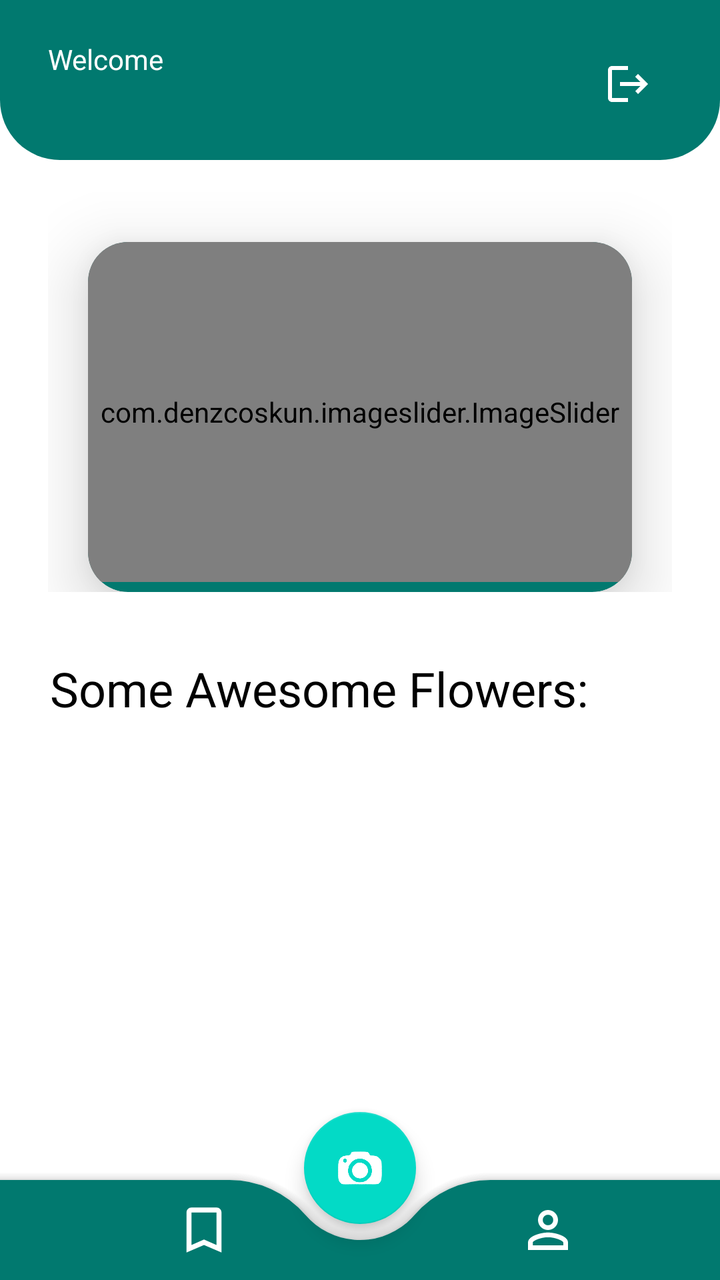
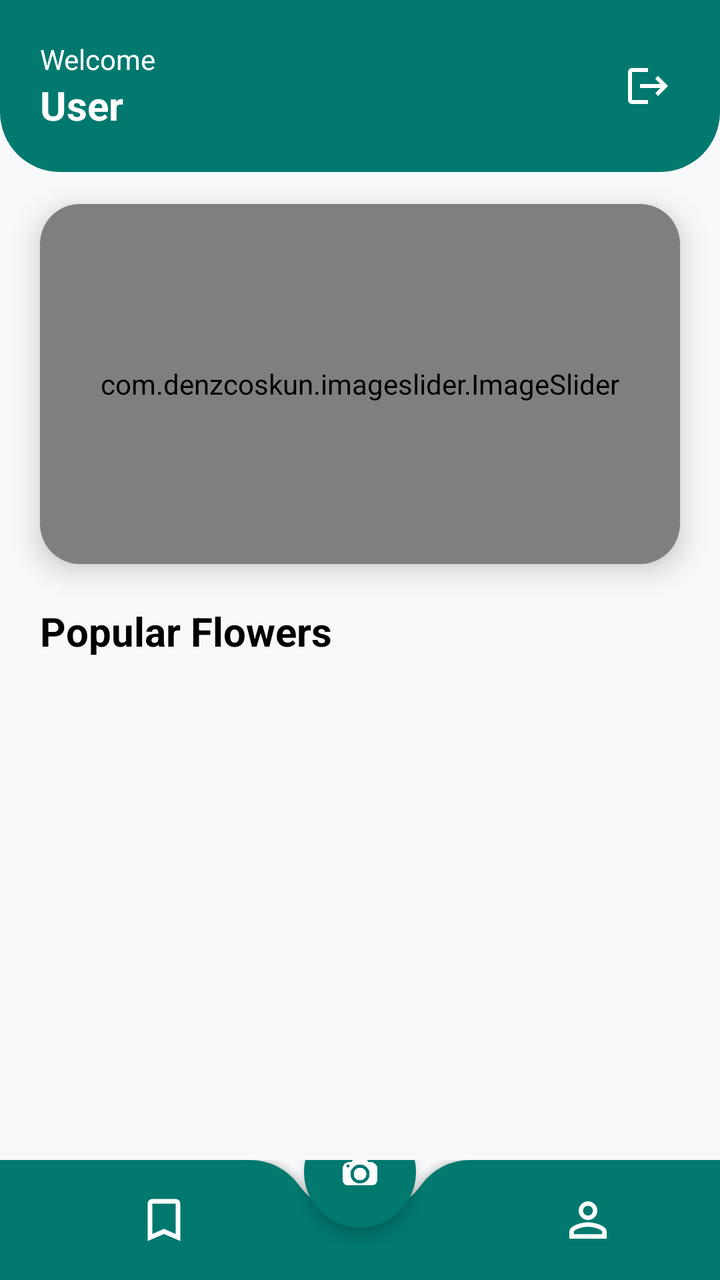

Two renders of the same Android screen: before a commit and after it. Below are the layout's source before the change and the commit's diff.
<!-- AndroidManifest.xml: application theme Theme.MaterialComponents.Light.NoActionBar -->
<!-- res/layout/activity_main.xml -->
<androidx.constraintlayout.widget.ConstraintLayout xmlns:android="http://schemas.android.com/apk/res/android"
    xmlns:app="http://schemas.android.com/apk/res-auto"
    xmlns:tools="http://schemas.android.com/tools"
    android:layout_width="match_parent"
    android:layout_height="match_parent"
    tools:context=".MainActivity">

    <LinearLayout
        android:layout_width="match_parent"
        android:layout_height="wrap_content"
        android:orientation="vertical"
        android:paddingBottom="30sp"
        android:id="@+id/ln1"
        tools:ignore="MissingConstraints">

        <LinearLayout
            android:layout_width="match_parent"
            android:layout_height="80sp"
            android:background="@drawable/top_background2"
            android:orientation="vertical">

            <androidx.constraintlayout.widget.ConstraintLayout
                android:layout_width="match_parent"
                android:layout_height="wrap_content"
                android:layout_marginStart="24sp"
                android:layout_marginTop="20sp"
                android:layout_marginEnd="24sp">

                <TextView
                    android:id="@+id/textView"
                    android:layout_width="wrap_content"
                    android:layout_height="wrap_content"
                    android:text="Welcome"
                    android:textColor="@color/white"
                    app:layout_constraintStart_toStartOf="parent"
                    app:layout_constraintTop_toTopOf="parent" />

                <TextView
                    android:id="@+id/textView2"
                    android:layout_width="wrap_content"
                    android:layout_height="wrap_content"
                    android:text=""
                    android:textSize="18sp"
                    android:textColor="@color/white"
                    android:textStyle="bold"
                    app:layout_constraintStart_toStartOf="@+id/textView"
                    app:layout_constraintTop_toBottomOf="@+id/textView" />

                <ImageView
                    android:id="@+id/logout"
                    android:layout_width="wrap_content"
                    android:layout_height="wrap_content"
                    android:layout_marginTop="10sp"
                    android:layout_marginEnd="10sp"
                    android:src="@drawable/baseline_logout_24"
                    app:layout_constraintEnd_toEndOf="parent"
                    app:layout_constraintTop_toTopOf="parent"
                    app:tint="@color/white" />

            </androidx.constraintlayout.widget.ConstraintLayout>

        </LinearLayout>

        <RelativeLayout
            android:layout_width="match_parent"
            android:layout_height="200sp"
            android:layout_marginStart="24sp"
            android:layout_marginTop="16sp"
            android:layout_marginEnd="24sp"
            android:layout_marginBottom="16sp">

            <androidx.cardview.widget.CardView
                android:layout_width="match_parent"
                android:layout_height="300dp"
                app:cardBackgroundColor="@color/btn"
                android:layout_marginTop="25dp"
                android:layout_marginEnd="20dp"
                android:layout_marginStart="20dp"
                app:cardElevation="20dp"
                app:cardCornerRadius="20dp">

                <com.denzcoskun.imageslider.ImageSlider
                    android:id="@+id/image_slider"
                    android:layout_width="match_parent"
                    android:layout_height="170dp"
                    app:iss_auto_cycle="true"
                    app:iss_corner_radius="20"
                    app:iss_delay="1000"
                    app:iss_period="1000"
                    app:iss_text_align="CENTER" />
            </androidx.cardview.widget.CardView>


        </RelativeLayout>
        <TextView
            android:id="@+id/textView4"
            android:layout_width="match_parent"
            android:layout_height="wrap_content"
            android:layout_marginStart="25dp"
            android:layout_marginTop="16dp"
            android:layout_marginEnd="25dp"
            android:text="Some Awesome Flowers: "
            android:textColor="@color/black"
            android:textSize="24sp" />

        <TextView
            android:id="@+id/nameoutput"
            android:layout_width="match_parent"
            android:layout_height="wrap_content"/>

    </LinearLayout>

    <RelativeLayout
        android:layout_width="match_parent"
        android:layout_height="match_parent"
        tools:layout_editor_absoluteX="45dp"
        tools:layout_editor_absoluteY="0dp">

        <androidx.recyclerview.widget.RecyclerView
            android:id="@+id/recyclerView"
            android:layout_width="match_parent"
            android:layout_height="323dp"
            android:layout_marginTop="500dp"
            android:layout_marginBottom="100dp"
            android:scrollbars="horizontal" />

    </RelativeLayout>

    <androidx.coordinatorlayout.widget.CoordinatorLayout
        android:layout_width="match_parent"
        android:layout_height="110sp"
        app:layout_constraintBottom_toBottomOf="parent"
        app:layout_constraintEnd_toEndOf="parent"
        app:layout_constraintStart_toStartOf="parent">

        <com.google.android.material.bottomappbar.BottomAppBar
            android:id="@+id/appBar"
            android:layout_width="match_parent"
            android:layout_height="50sp"
            android:layout_gravity="bottom"
            android:layout_marginTop="50dp"
            android:background="@drawable/edittext_background"
            android:padding="4sp"

            app:fabCradleMargin="8sp"
            app:fabCradleRoundedCornerRadius="50sp"
            app:fabCradleVerticalOffset="6sp"
            android:backgroundTint="@color/btn">

            <LinearLayout
                android:layout_width="match_parent"
                android:layout_height="wrap_content">



                <LinearLayout
                    android:layout_width="0sp"
                    android:layout_height="match_parent"
                    android:layout_weight="0.2"
                    android:orientation="vertical"
                    android:id="@+id/wishlistBtn">

                    <ImageView
                        android:id="@+id/imageView62"
                        android:layout_width="30sp"
                        android:layout_height="30sp"
                        android:layout_gravity="center"
                        android:src="@drawable/baseline_bookmark_border_24"
                        app:tint="@color/white" />

                </LinearLayout>



                <LinearLayout
                    android:layout_width="0sp"
                    android:layout_height="match_parent"
                    android:layout_weight="0.2"
                    android:orientation="vertical"
                    android:id="@+id/profileBtn">

                    <ImageView
                        android:id="@+id/imageView6"
                        android:layout_width="30sp"
                        android:layout_height="30sp"
                        android:layout_gravity="center"
                        android:src="@drawable/baseline_person_outline_24"
                        app:tint="@color/white" />

                </LinearLayout>
            </LinearLayout>
        </com.google.android.material.bottomappbar.BottomAppBar>

        <com.google.android.material.floatingactionbutton.FloatingActionButton
            android:layout_width="wrap_content"
            android:layout_height="wrap_content"
            android:id="@+id/cameraBtn"
            android:src="@drawable/camera1"
            app:layout_anchor="@id/appBar"
            app:maxImageSize="30sp"
            app:tint="@color/white"/>
    </androidx.coordinatorlayout.widget.CoordinatorLayout>
</androidx.constraintlayout.widget.ConstraintLayout>
<!-- resources referenced by this layout -->
<resources>
  <color name="black">#FF000000</color>
  <color name="btn">#01796F</color>
  <color name="white">#FFFFFFFF</color>
  <!-- drawable baseline_bookmark_border_24 (drawable) -->
  <vector android:height="24dp" android:tint="#000000"
      android:viewportHeight="24" android:viewportWidth="24"
      android:width="24dp" xmlns:android="http://schemas.android.com/apk/res/android">
      <path android:fillColor="@android:color/white" android:pathData="M17,3L7,3c-1.1,0 -1.99,0.9 -1.99,2L5,21l7,-3 7,3L19,5c0,-1.1 -0.9,-2 -2,-2zM17,18l-5,-2.18L7,18L7,5h10v13z"/>
  </vector>
  <!-- drawable baseline_logout_24 (drawable) -->
  <vector android:autoMirrored="true" android:height="24dp"
      android:tint="#000000" android:viewportHeight="24"
      android:viewportWidth="24" android:width="24dp" xmlns:android="http://schemas.android.com/apk/res/android">
      <path android:fillColor="@android:color/white" android:pathData="M17,7l-1.41,1.41L18.17,11H8v2h10.17l-2.58,2.58L17,17l5,-5zM4,5h8V3H4c-1.1,0 -2,0.9 -2,2v14c0,1.1 0.9,2 2,2h8v-2H4V5z"/>
  </vector>
  <!-- drawable baseline_person_outline_24 (drawable) -->
  <vector android:height="24dp" android:tint="#000000"
      android:viewportHeight="24" android:viewportWidth="24"
      android:width="24dp" xmlns:android="http://schemas.android.com/apk/res/android">
      <path android:fillColor="@android:color/white" android:pathData="M12,5.9c1.16,0 2.1,0.94 2.1,2.1s-0.94,2.1 -2.1,2.1S9.9,9.16 9.9,8s0.94,-2.1 2.1,-2.1m0,9c2.97,0 6.1,1.46 6.1,2.1v1.1L5.9,18.1L5.9,17c0,-0.64 3.13,-2.1 6.1,-2.1M12,4C9.79,4 8,5.79 8,8s1.79,4 4,4 4,-1.79 4,-4 -1.79,-4 -4,-4zM12,13c-2.67,0 -8,1.34 -8,4v3h16v-3c0,-2.66 -5.33,-4 -8,-4z"/>
  </vector>
  <!-- drawable camera1: png bitmap (drawable, 54307 bytes) -->
  <!-- drawable edittext_background (drawable) -->
  <?xml version="1.0" encoding="utf-8"?>
  <selector xmlns:android="http://schemas.android.com/apk/res/android">
  <item>
      <shape android:shape="rectangle">
          <corners android:radius="10dp"/>
          <solid android:color="@color/white"/>
      </shape>
  </item>
  </selector>
  <!-- drawable top_background2 (drawable) -->
  <?xml version="1.0" encoding="utf-8"?>
  <selector xmlns:android="http://schemas.android.com/apk/res/android">
  <item>
      <shape android:shape="rectangle">
          <solid android:color="@color/btn"/>
          <corners android:bottomLeftRadius="30dp"
              android:bottomRightRadius="30dp"/>
      </shape>
  </item>
  </selector>
</resources>

<!-- the commit's change to res/layout/activity_main.xml (unified diff, before → after) -->
@@ -3,201 +3,168 @@
     xmlns:tools="http://schemas.android.com/tools"
     android:layout_width="match_parent"
     android:layout_height="match_parent"
+    android:background="#F8F9FA"
     tools:context=".MainActivity">
 
     <LinearLayout
+        android:id="@+id/headerLayout"
         android:layout_width="match_parent"
         android:layout_height="wrap_content"
+        android:background="@drawable/top_background2"
         android:orientation="vertical"
-        android:paddingBottom="30sp"
-        android:id="@+id/ln1"
-        tools:ignore="MissingConstraints">
+        android:padding="20dp"
+        app:layout_constraintTop_toTopOf="parent">
 
-        <LinearLayout
+        <androidx.constraintlayout.widget.ConstraintLayout
             android:layout_width="match_parent"
-            android:layout_height="80sp"
-            android:background="@drawable/top_background2"
-            android:orientation="vertical">
+            android:layout_height="wrap_content">
 
-            <androidx.constraintlayout.widget.ConstraintLayout
-                android:layout_width="match_parent"
+            <TextView
+                android:id="@+id/textView"
+                android:layout_width="wrap_content"
                 android:layout_height="wrap_content"
-                android:layout_marginStart="24sp"
-                android:layout_marginTop="20sp"
-                android:layout_marginEnd="24sp">
+                android:text="Welcome"
+                android:textColor="@color/white"
+                android:textSize="14sp"
+                app:layout_constraintStart_toStartOf="parent"
+                app:layout_constraintTop_toTopOf="parent" />
 
-                <TextView
-                    android:id="@+id/textView"
-                    android:layout_width="wrap_content"
-                    android:layout_height="wrap_content"
-                    android:text="Welcome"
-                    android:textColor="@color/white"
-                    app:layout_constraintStart_toStartOf="parent"
-                    app:layout_constraintTop_toTopOf="parent" />
+            <TextView
+                android:id="@+id/textView2"
+                android:layout_width="wrap_content"
+                android:layout_height="wrap_content"
+                android:text="User"
+                android:textColor="@color/white"
+                android:textSize="20sp"
+                android:textStyle="bold"
+                app:layout_constraintStart_toStartOf="@+id/textView"
+                app:layout_constraintTop_toBottomOf="@+id/textView" />
 
-                <TextView
-                    android:id="@+id/textView2"
-                    android:layout_width="wrap_content"
-                    android:layout_height="wrap_content"
-                    android:text=""
-                    android:textSize="18sp"
-                    android:textColor="@color/white"
-                    android:textStyle="bold"
-                    app:layout_constraintStart_toStartOf="@+id/textView"
-                    app:layout_constraintTop_toBottomOf="@+id/textView" />
+            <ImageView
+                android:id="@+id/logout"
+                android:layout_width="32dp"
+                android:layout_height="32dp"
+                android:padding="4dp"
+                android:src="@drawable/baseline_logout_24"
+                app:layout_constraintBottom_toBottomOf="parent"
+                app:layout_constraintEnd_toEndOf="parent"
+                app:layout_constraintTop_toTopOf="parent"
+                app:tint="@color/white" />
 
-                <ImageView
-                    android:id="@+id/logout"
-                    android:layout_width="wrap_content"
-                    android:layout_height="wrap_content"
-                    android:layout_marginTop="10sp"
-                    android:layout_marginEnd="10sp"
-                    android:src="@drawable/baseline_logout_24"
-                    app:layout_constraintEnd_toEndOf="parent"
-                    app:layout_constraintTop_toTopOf="parent"
-                    app:tint="@color/white" />
-
-            </androidx.constraintlayout.widget.ConstraintLayout>
-
-        </LinearLayout>
-
-        <RelativeLayout
-            android:layout_width="match_parent"
-            android:layout_height="200sp"
-            android:layout_marginStart="24sp"
-            android:layout_marginTop="16sp"
-            android:layout_marginEnd="24sp"
-            android:layout_marginBottom="16sp">
-
-            <androidx.cardview.widget.CardView
-                android:layout_width="match_parent"
-                android:layout_height="300dp"
-                app:cardBackgroundColor="@color/btn"
-                android:layout_marginTop="25dp"
-                android:layout_marginEnd="20dp"
-                android:layout_marginStart="20dp"
-                app:cardElevation="20dp"
-                app:cardCornerRadius="20dp">
-
-                <com.denzcoskun.imageslider.ImageSlider
-                    android:id="@+id/image_slider"
-                    android:layout_width="match_parent"
-                    android:layout_height="170dp"
-                    app:iss_auto_cycle="true"
-                    app:iss_corner_radius="20"
-                    app:iss_delay="1000"
-                    app:iss_period="1000"
-                    app:iss_text_align="CENTER" />
-            </androidx.cardview.widget.CardView>
-
-
-        </RelativeLayout>
-        <TextView
-            android:id="@+id/textView4"
-            android:layout_width="match_parent"
-            android:layout_height="wrap_content"
-            android:layout_marginStart="25dp"
-            android:layout_marginTop="16dp"
-            android:layout_marginEnd="25dp"
-            android:text="Some Awesome Flowers: "
-            android:textColor="@color/black"
-            android:textSize="24sp" />
-
-        <TextView
-            android:id="@+id/nameoutput"
-            android:layout_width="match_parent"
-            android:layout_height="wrap_content"/>
-
+        </androidx.constraintlayout.widget.ConstraintLayout>
     </LinearLayout>
 
-    <RelativeLayout
+    <androidx.cardview.widget.CardView
+        android:id="@+id/sliderCard"
         android:layout_width="match_parent"
-        android:layout_height="match_parent"
-        tools:layout_editor_absoluteX="45dp"
-        tools:layout_editor_absoluteY="0dp">
+        android:layout_height="180dp"
+        android:layout_marginStart="20dp"
+        android:layout_marginTop="16dp"
+        android:layout_marginEnd="20dp"
+        app:cardCornerRadius="20dp"
+        app:cardElevation="8dp"
+        app:layout_constraintTop_toBottomOf="@id/headerLayout">
 
-        <androidx.recyclerview.widget.RecyclerView
-            android:id="@+id/recyclerView"
+        <com.denzcoskun.imageslider.ImageSlider
+            android:id="@+id/image_slider"
             android:layout_width="match_parent"
-            android:layout_height="323dp"
-            android:layout_marginTop="500dp"
-            android:layout_marginBottom="100dp"
-            android:scrollbars="horizontal" />
+            android:layout_height="match_parent"
+            app:iss_auto_cycle="true"
+            app:iss_corner_radius="20"
+            app:iss_delay="1000"
+            app:iss_period="1000"
+            app:iss_text_align="CENTER" />
+    </androidx.cardview.widget.CardView>
 
-    </RelativeLayout>
+    <TextView
+        android:id="@+id/textView4"
+        android:layout_width="wrap_content"
+        android:layout_height="wrap_content"
+        android:layout_marginStart="20dp"
+        android:layout_marginTop="20dp"
+        android:text="Popular Flowers"
+        android:textColor="@color/black"
+        android:textSize="20sp"
+        android:textStyle="bold"
+        app:layout_constraintStart_toStartOf="parent"
+        app:layout_constraintTop_toBottomOf="@id/sliderCard" />
+
+    <androidx.recyclerview.widget.RecyclerView
+        android:id="@+id/recyclerView"
+        android:layout_width="match_parent"
+        android:layout_height="0dp"
+        android:layout_marginTop="8dp"
+        android:clipToPadding="false"
+        android:paddingBottom="100dp"
+        app:layout_constraintBottom_toBottomOf="parent"
+        app:layout_constraintTop_toBottomOf="@id/textView4" />
 
     <androidx.coordinatorlayout.widget.CoordinatorLayout
         android:layout_width="match_parent"
-        android:layout_height="110sp"
-        app:layout_constraintBottom_toBottomOf="parent"
-        app:layout_constraintEnd_toEndOf="parent"
-        app:layout_constraintStart_toStartOf="parent">
+        android:layout_height="wrap_content"
+        app:layout_constraintBottom_toBottomOf="parent">
 
         <com.google.android.material.bottomappbar.BottomAppBar
             android:id="@+id/appBar"
             android:layout_width="match_parent"
-            android:layout_height="50sp"
+            android:layout_height="60dp"
             android:layout_gravity="bottom"
-            android:layout_marginTop="50dp"
-            android:background="@drawable/edittext_background"
-            android:padding="4sp"
-
-            app:fabCradleMargin="8sp"
-            app:fabCradleRoundedCornerRadius="50sp"
-            app:fabCradleVerticalOffset="6sp"
-            android:backgroundTint="@color/btn">
+            android:backgroundTint="@color/btn"
+            app:fabCradleMargin="10dp"
+            app:fabCradleRoundedCornerRadius="30dp"
+            app:fabCradleVerticalOffset="10dp">
 
             <LinearLayout
                 android:layout_width="match_parent"
-                android:layout_height="wrap_content">
-
-
+                android:layout_height="match_parent"
+                android:orientation="horizontal">
 
                 <LinearLayout
-                    android:layout_width="0sp"
+                    android:id="@+id/wishlistBtn"
+                    android:layout_width="0dp"
                     android:layout_height="match_parent"
-                    android:layout_weight="0.2"
-                    android:orientation="vertical"
-                    android:id="@+id/wishlistBtn">
+                    android:layout_weight="1"
+                    android:background="?attr/selectableItemBackgroundBorderless"
+                    android:gravity="center"
+                    android:orientation="vertical">
 
                     <ImageView
-                        android:id="@+id/imageView62"
-                        android:layout_width="30sp"
-                        android:layout_height="30sp"
-                        android:layout_gravity="center"
+                        android:layout_width="28dp"
+                        android:layout_height="28dp"
                         android:src="@drawable/baseline_bookmark_border_24"
                         app:tint="@color/white" />
-
                 </LinearLayout>
 
-
+                <View
+                    android:layout_width="80dp"
+                    android:layout_height="match_parent" />
 
                 <LinearLayout
-                    android:layout_width="0sp"
+                    android:id="@+id/profileBtn"
+                    android:layout_width="0dp"
                     android:layout_height="match_parent"
-                    android:layout_weight="0.2"
-                    android:orientation="vertical"
-                    android:id="@+id/profileBtn">
+                    android:layout_weight="1"
+                    android:background="?attr/selectableItemBackgroundBorderless"
+                    android:gravity="center"
+                    android:orientation="vertical">
 
                     <ImageView
-                        android:id="@+id/imageView6"
-                        android:layout_width="30sp"
-                        android:layout_height="30sp"
-                        android:layout_gravity="center"
+                        android:layout_width="28dp"
+                        android:layout_height="28dp"
                         android:src="@drawable/baseline_person_outline_24"
                         app:tint="@color/white" />
-
                 </LinearLayout>
             </LinearLayout>
         </com.google.android.material.bottomappbar.BottomAppBar>
 
         <com.google.android.material.floatingactionbutton.FloatingActionButton
+            android:id="@+id/cameraBtn"
             android:layout_width="wrap_content"
             android:layout_height="wrap_content"
-            android:id="@+id/cameraBtn"
             android:src="@drawable/camera1"
+            app:backgroundTint="@color/btn"
+            app:elevation="4dp"
             app:layout_anchor="@id/appBar"
-            app:maxImageSize="30sp"
-            app:tint="@color/white"/>
+            app:tint="@color/white" />
     </androidx.coordinatorlayout.widget.CoordinatorLayout>
 </androidx.constraintlayout.widget.ConstraintLayout>
<!-- resource entries referenced after the edit -->
@@ -22,16 +22,6 @@
       <path android:fillColor="@android:color/white" android:pathData="M12,5.9c1.16,0 2.1,0.94 2.1,2.1s-0.94,2.1 -2.1,2.1S9.9,9.16 9.9,8s0.94,-2.1 2.1,-2.1m0,9c2.97,0 6.1,1.46 6.1,2.1v1.1L5.9,18.1L5.9,17c0,-0.64 3.13,-2.1 6.1,-2.1M12,4C9.79,4 8,5.79 8,8s1.79,4 4,4 4,-1.79 4,-4 -1.79,-4 -4,-4zM12,13c-2.67,0 -8,1.34 -8,4v3h16v-3c0,-2.66 -5.33,-4 -8,-4z"/>
   </vector>
   <!-- drawable camera1: png bitmap (drawable, 54307 bytes) -->
-  <!-- drawable edittext_background (drawable) -->
-  <?xml version="1.0" encoding="utf-8"?>
-  <selector xmlns:android="http://schemas.android.com/apk/res/android">
-  <item>
-      <shape android:shape="rectangle">
-          <corners android:radius="10dp"/>
-          <solid android:color="@color/white"/>
-      </shape>
-  </item>
-  </selector>
   <!-- drawable top_background2 (drawable) -->
   <?xml version="1.0" encoding="utf-8"?>
   <selector xmlns:android="http://schemas.android.com/apk/res/android">
